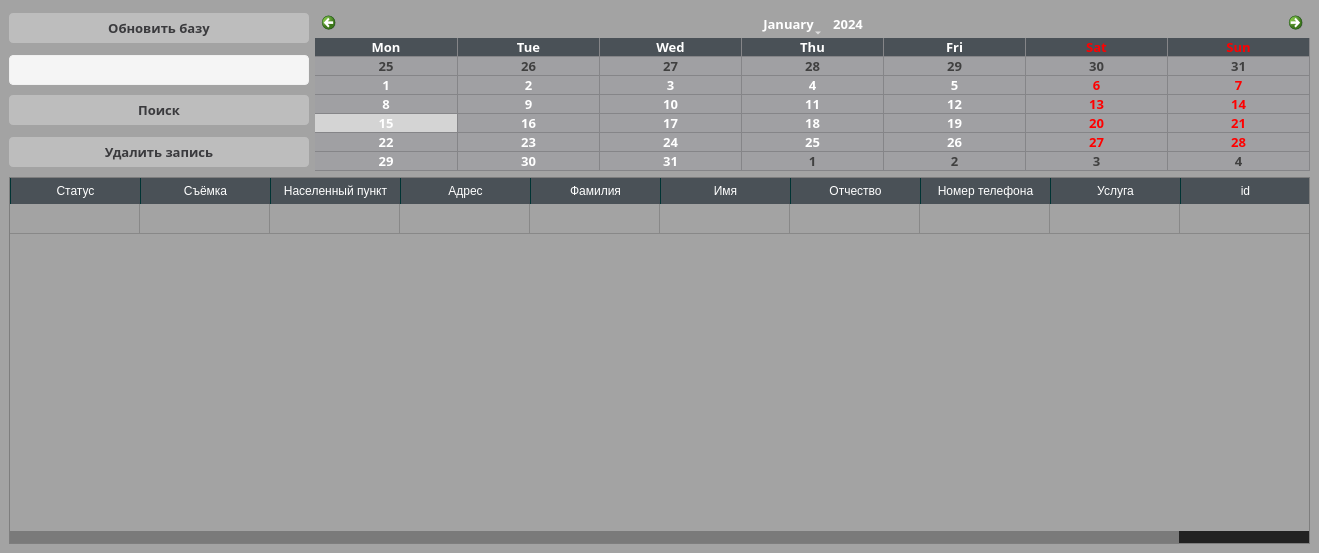
JavelinSx/kadastr, file ui/viewAllFormUi.ui: the form before one commit.
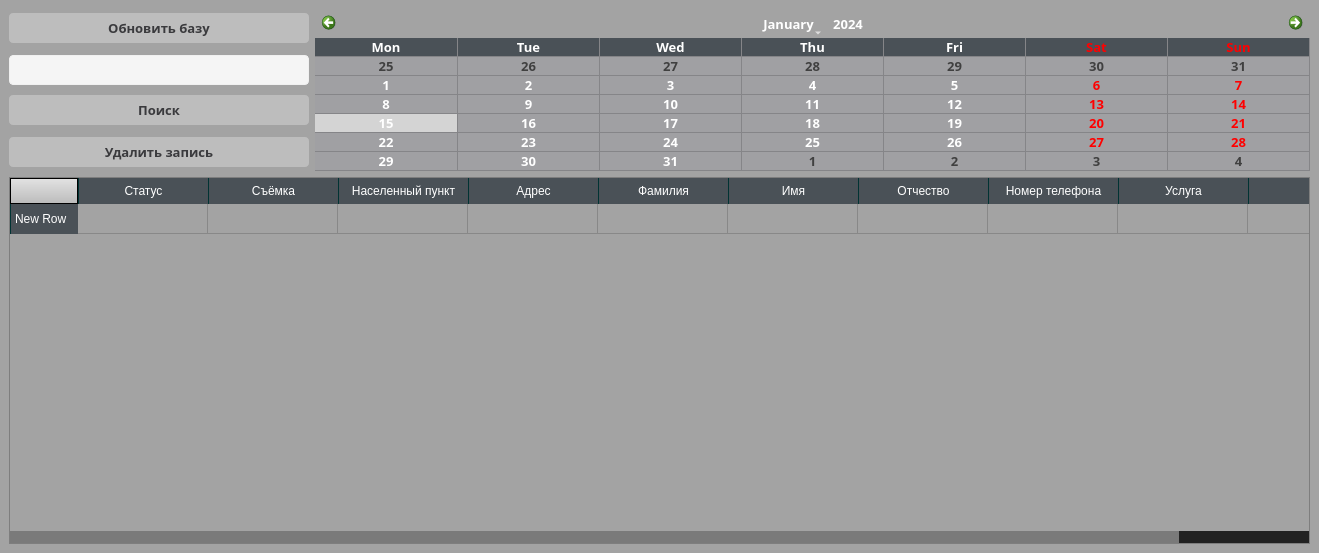
The form after the commit. Icons and pictures are not drawn.

Diff of the .ui file:
```diff
--- a/ui/viewAllFormUi.ui
+++ b/ui/viewAllFormUi.ui
@@ -27,11 +27,13 @@
 {
 	background-color: #a3a3a3;
 	color: #3a3a3d;
-	selection-background-color: #3a3a3d;
-	selection-color: #3a3a3d;
 
 }
 
+QTableWidget
+{
+	selection-background-color: #f0f0f0
+}
 
 /*-----QLabel-----*/
 QLabel
@@ -854,9 +856,9 @@
          <colorrole role="Highlight">
           <brush brushstyle="SolidPattern">
            <color alpha="255">
-            <red>58</red>
-            <green>58</green>
-            <blue>61</blue>
+            <red>240</red>
+            <green>240</green>
+            <blue>240</blue>
            </color>
           </brush>
          </colorrole>
@@ -928,9 +930,9 @@
          <colorrole role="Highlight">
           <brush brushstyle="SolidPattern">
            <color alpha="255">
-            <red>58</red>
-            <green>58</green>
-            <blue>61</blue>
+            <red>240</red>
+            <green>240</green>
+            <blue>240</blue>
            </color>
           </brush>
          </colorrole>
@@ -1002,9 +1004,9 @@
          <colorrole role="Highlight">
           <brush brushstyle="SolidPattern">
            <color alpha="255">
-            <red>58</red>
-            <green>58</green>
-            <blue>61</blue>
+            <red>240</red>
+            <green>240</green>
+            <blue>240</blue>
            </color>
           </brush>
          </colorrole>
@@ -1037,7 +1039,7 @@
        <bool>true</bool>
       </attribute>
       <attribute name="horizontalHeaderMinimumSectionSize">
-       <number>50</number>
+       <number>15</number>
       </attribute>
       <attribute name="horizontalHeaderShowSortIndicator" stdset="0">
        <bool>true</bool>
@@ -1046,10 +1048,19 @@
        <bool>true</bool>
       </attribute>
       <attribute name="verticalHeaderVisible">
-       <bool>false</bool>
+       <bool>true</bool>
+      </attribute>
+      <attribute name="verticalHeaderCascadingSectionResizes">
+       <bool>true</bool>
+      </attribute>
+      <attribute name="verticalHeaderDefaultSectionSize">
+       <number>30</number>
+      </attribute>
+      <attribute name="verticalHeaderMinimumSectionSize">
+       <number>15</number>
       </attribute>
       <attribute name="verticalHeaderShowSortIndicator" stdset="0">
-       <bool>false</bool>
+       <bool>true</bool>
       </attribute>
       <attribute name="verticalHeaderStretchLastSection">
        <bool>false</bool>
```
Left out of the diff: 3 changed lines with no effect on the pictures.
